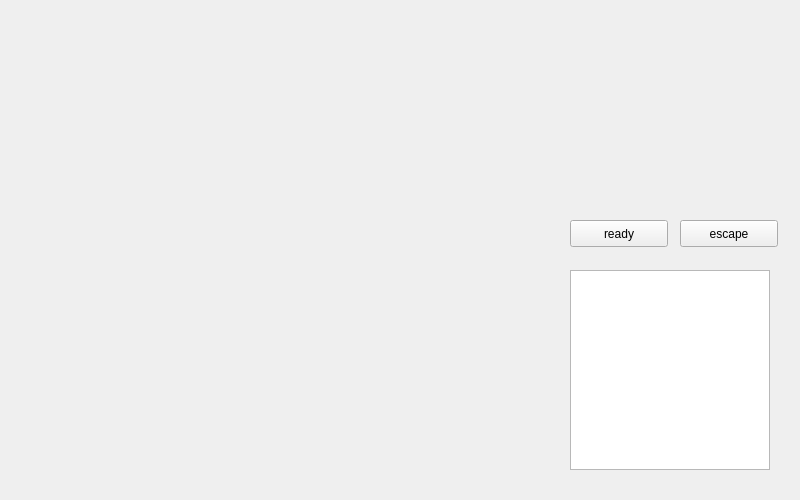
lexdene/MultiSnake, file SnakeClient/gui/jsnakewidget.ui: the form before one commit.
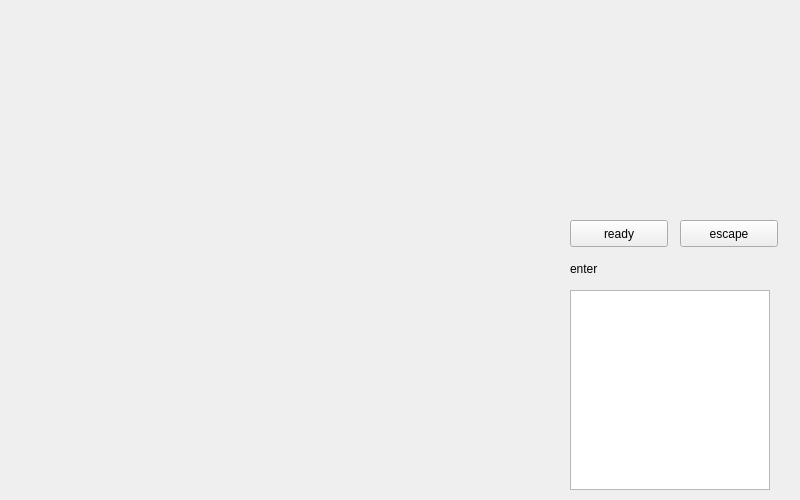
The form after the commit.

```diff
--- a/SnakeClient/gui/jsnakewidget.ui
+++ b/SnakeClient/gui/jsnakewidget.ui
@@ -17,7 +17,7 @@
    <property name="geometry">
     <rect>
      <x>570</x>
-     <y>270</y>
+     <y>290</y>
      <width>200</width>
      <height>200</height>
     </rect>
@@ -63,6 +63,19 @@
     <string>escape</string>
    </property>
   </widget>
+  <widget class="QLabel" name="lab_gamestate">
+   <property name="geometry">
+    <rect>
+     <x>570</x>
+     <y>260</y>
+     <width>201</width>
+     <height>17</height>
+    </rect>
+   </property>
+   <property name="text">
+    <string>enter</string>
+   </property>
+  </widget>
  </widget>
  <resources/>
  <connections/>
```
